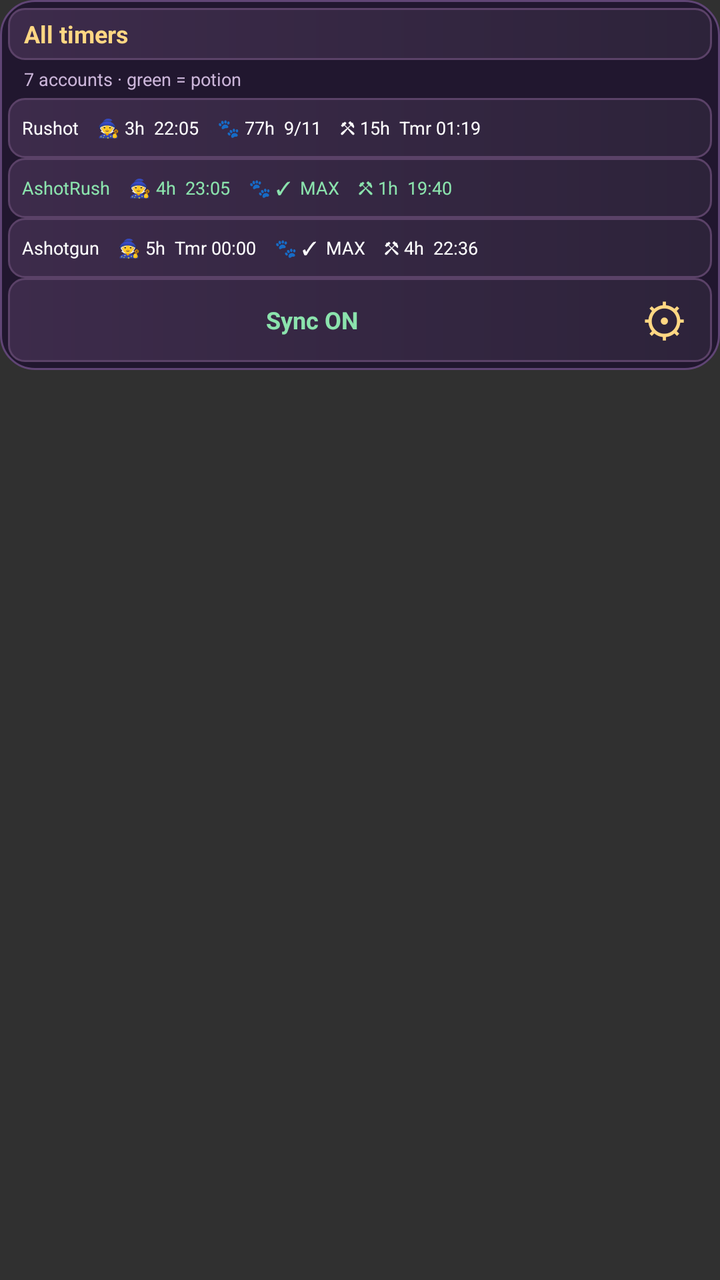
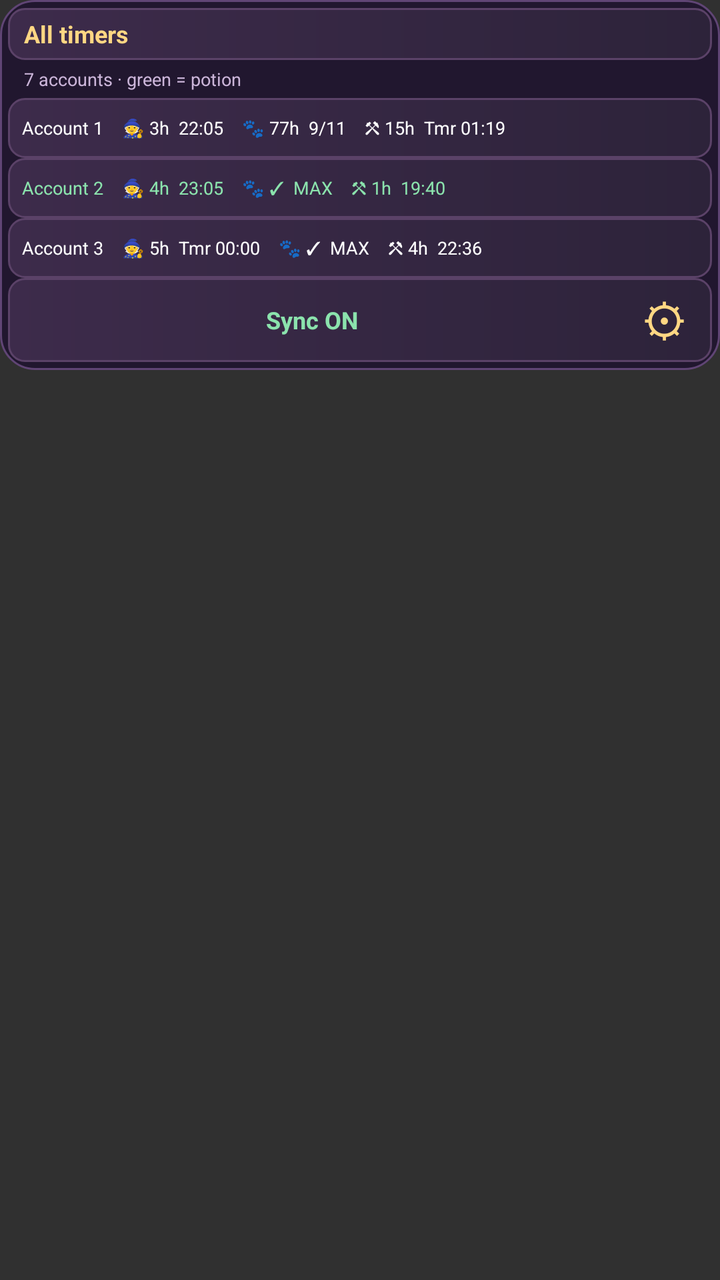

Two renders of the same Android screen: before a commit and after it. Below are the layout's source before the change and the commit's diff.
<!-- AndroidManifest.xml: application theme android:Theme.Material.NoActionBar -->
<!-- res/layout/widget_all_timers_test_preview.xml -->
<?xml version="1.0" encoding="utf-8"?>
<FrameLayout xmlns:android="http://schemas.android.com/apk/res/android"
 android:layout_width="match_parent" android:layout_height="match_parent"
 android:background="@android:color/transparent">
 <LinearLayout android:layout_width="match_parent" android:layout_height="wrap_content"
  android:orientation="vertical" android:padding="4dp"
  android:background="@drawable/widget_background">
  <TextView android:layout_width="match_parent" android:layout_height="26dp"
   android:gravity="center_vertical" android:paddingLeft="8dp"
   android:background="@drawable/widget_row_background"
   android:text="All timers" android:textColor="#FFD783"
   android:textStyle="bold" android:textSize="12sp"/>
  <TextView android:layout_width="match_parent" android:layout_height="19dp"
   android:paddingLeft="8dp" android:gravity="center_vertical"
   android:text="7 accounts · green = potion" android:textColor="#CBB5D9"
   android:textSize="9sp"/>
  <TextView android:layout_width="match_parent" android:layout_height="30dp"
   android:paddingLeft="7dp" android:gravity="center_vertical"
   android:background="@drawable/widget_row_background"
   android:text="Rushot    🧙 3h  22:05    🐾 77h  9/11    ⚒ 15h  Tmr 01:19"
   android:textColor="#FFFFFF" android:textSize="9sp" android:singleLine="true"/>
  <TextView android:layout_width="match_parent" android:layout_height="30dp"
   android:paddingLeft="7dp" android:gravity="center_vertical"
   android:background="@drawable/widget_row_background"
   android:text="AshotRush    🧙 4h  23:05    🐾 ✓  MAX    ⚒ 1h  19:40"
   android:textColor="#8BE3AD" android:textSize="9sp" android:singleLine="true"/>
  <TextView android:layout_width="match_parent" android:layout_height="30dp"
   android:paddingLeft="7dp" android:gravity="center_vertical"
   android:background="@drawable/widget_row_background"
   android:text="Ashotgun    🧙 5h  Tmr 00:00    🐾 ✓  MAX    ⚒ 4h  22:36"
   android:textColor="#FFFFFF" android:textSize="9sp" android:singleLine="true"/>
  <LinearLayout android:layout_width="match_parent" android:layout_height="42dp"
   android:orientation="horizontal" android:gravity="center_vertical"
   android:background="@drawable/widget_row_background">
   <TextView android:layout_width="0dp" android:layout_weight="1"
    android:layout_height="match_parent" android:text="Sync ON"
    android:gravity="center" android:textSize="12sp"
    android:textColor="#8BE3AD" android:textStyle="bold"/>
   <TextView android:layout_width="48dp" android:layout_height="match_parent"
    android:text="⚙" android:gravity="center" android:textSize="23sp"
    android:textColor="#FFD783"/>
  </LinearLayout>
 </LinearLayout>
</FrameLayout>
<!-- resources referenced by this layout -->
<resources>
  <!-- drawable widget_background (drawable) -->
  <?xml version="1.0" encoding="utf-8"?>
  <shape xmlns:android="http://schemas.android.com/apk/res/android" android:shape="rectangle">
   <solid android:color="#21172F"/>
   <stroke android:width="1dp" android:color="#604575"/>
   <corners android:radius="17dp"/>
  </shape>
  <!-- drawable widget_row_background (drawable) -->
  <?xml version="1.0" encoding="utf-8"?>
  <shape xmlns:android="http://schemas.android.com/apk/res/android" android:shape="rectangle">
   <gradient android:angle="0" android:startColor="#3D2B4B" android:endColor="#2D233A"/>
   <stroke android:width="1dp" android:color="#5B4268"/>
   <corners android:radius="8dp"/>
  </shape>
</resources>

<!-- the commit's change to res/layout/widget_all_timers_test_preview.xml (unified diff, before → after) -->
@@ -17,17 +17,17 @@
   <TextView android:layout_width="match_parent" android:layout_height="30dp"
    android:paddingLeft="7dp" android:gravity="center_vertical"
    android:background="@drawable/widget_row_background"
-   android:text="Rushot    🧙 3h  22:05    🐾 77h  9/11    ⚒ 15h  Tmr 01:19"
+   android:text="Account 1    🧙 3h  22:05    🐾 77h  9/11    ⚒ 15h  Tmr 01:19"
    android:textColor="#FFFFFF" android:textSize="9sp" android:singleLine="true"/>
   <TextView android:layout_width="match_parent" android:layout_height="30dp"
    android:paddingLeft="7dp" android:gravity="center_vertical"
    android:background="@drawable/widget_row_background"
-   android:text="AshotRush    🧙 4h  23:05    🐾 ✓  MAX    ⚒ 1h  19:40"
+   android:text="Account 2    🧙 4h  23:05    🐾 ✓  MAX    ⚒ 1h  19:40"
    android:textColor="#8BE3AD" android:textSize="9sp" android:singleLine="true"/>
   <TextView android:layout_width="match_parent" android:layout_height="30dp"
    android:paddingLeft="7dp" android:gravity="center_vertical"
    android:background="@drawable/widget_row_background"
-   android:text="Ashotgun    🧙 5h  Tmr 00:00    🐾 ✓  MAX    ⚒ 4h  22:36"
+   android:text="Account 3    🧙 5h  Tmr 00:00    🐾 ✓  MAX    ⚒ 4h  22:36"
    android:textColor="#FFFFFF" android:textSize="9sp" android:singleLine="true"/>
   <LinearLayout android:layout_width="match_parent" android:layout_height="42dp"
    android:orientation="horizontal" android:gravity="center_vertical"
